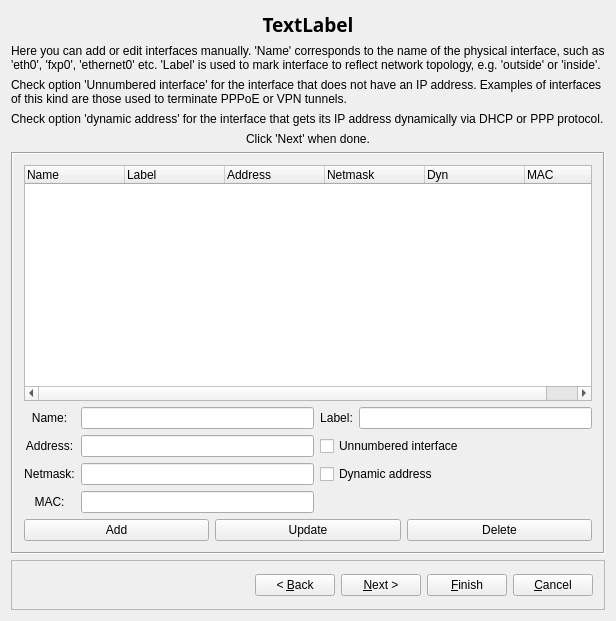
This is src/gui/newhostdialog_q.ui in fwbuilder/fwbuilder as Qt 5 draws it before an edit. The edited form follows.
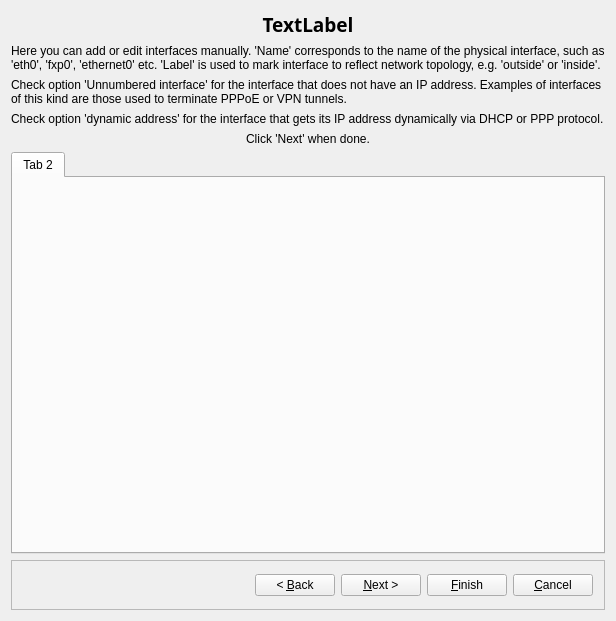
This is the edited form. Icons and pictures are not drawn. Custom widgets are drawn as their Qt base class.

Commit message: Changed interface editor to new one in newHost wizard

```diff
--- a/src/gui/newhostdialog_q.ui
+++ b/src/gui/newhostdialog_q.ui
@@ -397,190 +397,13 @@
          </property>
         </widget>
        </item>
-       <item row="4" column="0" >
-        <widget class="QFrame" name="frame149" >
-         <property name="sizePolicy" >
-          <sizepolicy vsizetype="Expanding" hsizetype="Expanding" >
-           <horstretch>0</horstretch>
-           <verstretch>0</verstretch>
-          </sizepolicy>
-         </property>
-         <property name="frameShape" >
-          <enum>QFrame::Box</enum>
-         </property>
-         <property name="frameShadow" >
-          <enum>QFrame::Sunken</enum>
-         </property>
-         <layout class="QGridLayout" >
-          <property name="margin" >
-           <number>11</number>
-          </property>
-          <item row="1" column="0" >
-           <widget class="QLabel" name="label633" >
-            <property name="text" >
-             <string>Name:</string>
-            </property>
-            <property name="alignment" >
-             <set>Qt::AlignCenter</set>
-            </property>
-            <property name="wordWrap" >
-             <bool>false</bool>
-            </property>
-           </widget>
-          </item>
-          <item row="1" column="2" >
-           <widget class="QLabel" name="label659" >
-            <property name="text" >
-             <string>Label:</string>
-            </property>
-            <property name="alignment" >
-             <set>Qt::AlignCenter</set>
-            </property>
-            <property name="wordWrap" >
-             <bool>false</bool>
-            </property>
-           </widget>
-          </item>
-          <item row="2" column="0" >
-           <widget class="QLabel" name="label634" >
-            <property name="text" >
-             <string>Address:</string>
-            </property>
-            <property name="alignment" >
-             <set>Qt::AlignCenter</set>
-            </property>
-            <property name="wordWrap" >
-             <bool>false</bool>
-            </property>
-           </widget>
-          </item>
-          <item row="2" column="2" colspan="2" >
-           <widget class="QCheckBox" name="iface_unnum" >
-            <property name="toolTip" >
-             <string>This is unnumbered interface, that is, it does not have an IP address. You can use this for interfaces that terminate PPPoE or other VPN tunnels</string>
-            </property>
-            <property name="text" >
-             <string>Unnumbered interface</string>
-            </property>
-           </widget>
-          </item>
-          <item row="0" column="0" colspan="4" >
-           <widget class="QTreeWidget" name="iface_list" >
-            <property name="minimumSize" >
-             <size>
-              <width>0</width>
-              <height>100</height>
-             </size>
-            </property>
-            <column>
-             <property name="text" >
-              <string>Name</string>
-             </property>
-            </column>
-            <column>
-             <property name="text" >
-              <string>Label</string>
-             </property>
-            </column>
-            <column>
-             <property name="text" >
-              <string>Address</string>
-             </property>
-            </column>
-            <column>
-             <property name="text" >
-              <string>Netmask</string>
-             </property>
-            </column>
-            <column>
-             <property name="text" >
-              <string>Dyn</string>
-             </property>
-            </column>
-            <column>
-             <property name="text" >
-              <string>MAC</string>
-             </property>
-            </column>
-           </widget>
-          </item>
-          <item row="1" column="1" >
-           <widget class="QLineEdit" name="iface_name" />
-          </item>
-          <item row="1" column="3" >
-           <widget class="QLineEdit" name="iface_label" />
-          </item>
-          <item row="2" column="1" >
-           <widget class="QLineEdit" name="iface_addr" />
-          </item>
-          <item row="3" column="1" >
-           <widget class="QLineEdit" name="iface_netmask" />
-          </item>
-          <item row="4" column="1" >
-           <widget class="QLineEdit" name="iface_physaddr" />
-          </item>
-          <item row="4" column="0" >
-           <widget class="QLabel" name="label636" >
-            <property name="text" >
-             <string>MAC:</string>
-            </property>
-            <property name="alignment" >
-             <set>Qt::AlignCenter</set>
-            </property>
-            <property name="wordWrap" >
-             <bool>false</bool>
-            </property>
-           </widget>
-          </item>
-          <item row="3" column="2" colspan="2" >
-           <widget class="QCheckBox" name="iface_dyn" >
-            <property name="toolTip" >
-             <string>Address of this interface is assigned dynamically using DHCP or PPP protocol</string>
-            </property>
-            <property name="text" >
-             <string>Dynamic address</string>
-            </property>
-           </widget>
-          </item>
-          <item row="3" column="0" >
-           <widget class="QLabel" name="label635" >
-            <property name="text" >
-             <string>Netmask:</string>
-            </property>
-            <property name="alignment" >
-             <set>Qt::AlignCenter</set>
-            </property>
-            <property name="wordWrap" >
-             <bool>false</bool>
-            </property>
-           </widget>
-          </item>
-          <item row="5" column="0" colspan="4" >
-           <layout class="QHBoxLayout" >
-            <item>
-             <widget class="QPushButton" name="addBtn" >
-              <property name="text" >
-               <string>Add</string>
-              </property>
-             </widget>
-            </item>
-            <item>
-             <widget class="QPushButton" name="updBtn" >
-              <property name="text" >
-               <string>Update</string>
-              </property>
-             </widget>
-            </item>
-            <item>
-             <widget class="QPushButton" name="delBtn" >
-              <property name="text" >
-               <string>Delete</string>
-              </property>
-             </widget>
-            </item>
-           </layout>
-          </item>
-         </layout>
+       <item row="4" column="0">
+        <widget class="InterfacesTabWidget" name="interfaceEditor">
+         <widget class="QWidget" name="tab_2">
+          <attribute name="title">
+           <string>Tab 2</string>
+          </attribute>
+         </widget>
         </widget>
        </item>
       </layout>
@@ -868,7 +691,15 @@
    </item>
   </layout>
  </widget>
- <layoutdefault spacing="6" margin="11" />
+ <layoutdefault spacing="6" margin="11"/>
+ <customwidgets>
+  <customwidget>
+   <class>InterfacesTabWidget</class>
+   <extends>QTabWidget</extends>
+   <header>InterfacesTabWidget.h</header>
+   <container>1</container>
+  </customwidget>
+ </customwidgets>
  <tabstops>
   <tabstop>obj_name</tabstop>
   <tabstop>useTemplate</tabstop>
```
Left out of the diff: 590 changed lines with no effect on the pictures. The commit also changes 5 other files.
